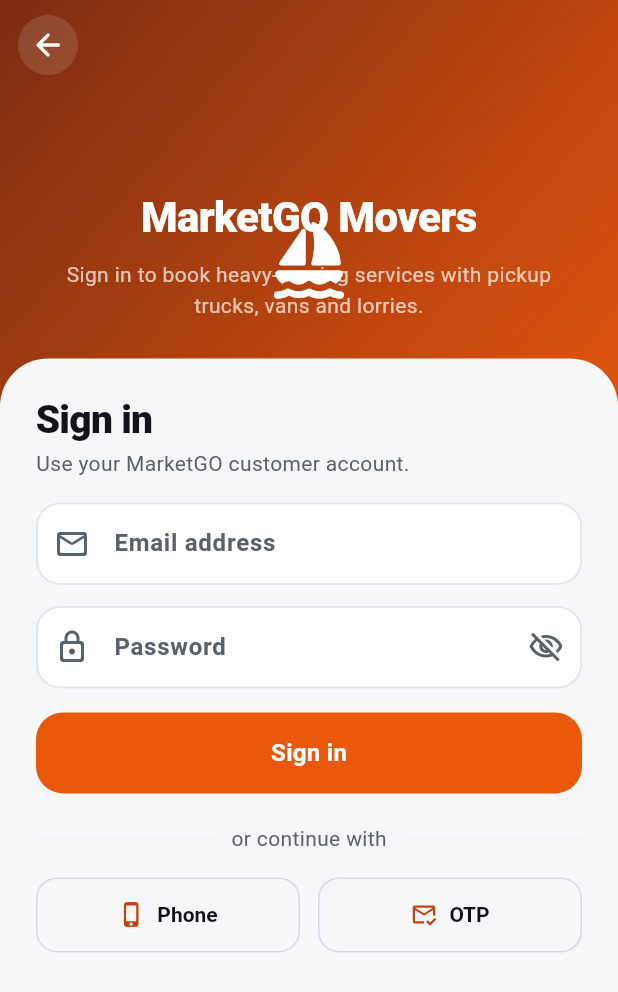
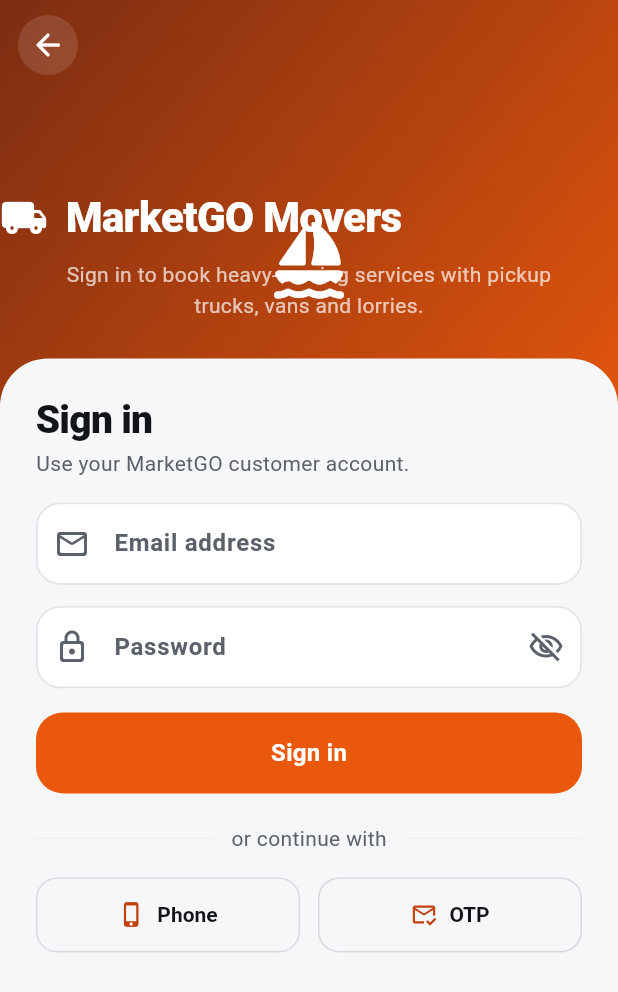
Before and after one commit to kodekrib/marketgo-movers, a Flutter app: the screen it shows after launch, item 2 of the bottom bar chosen, after a tap on "Sign in", on a phone screen of 412 x 824 dp. Shown: the top 992 px of the screen. Run offline on Flutter 3.47's test engine with Material 3 defaults, Android fonts, the phone set to English and light mode, and no system bars; our stand-ins replace flutter_map, google_maps_flutter, latlong2, shared_preferences, web, webview_flutter; missing offline and left inert: dart:js_interop; accounts and stored records are empty; network calls fail; Roboto replaces fonts that are missing (Helvetica Neue).

Commit message:
feat: fix app name overlapping icon with local_shipping_rounded + gap

```diff
--- a/lib/screens/login_screen.dart
+++ b/lib/screens/login_screen.dart
@@ -147,6 +147,11 @@
                         ),
                       ),
                       SizedBox(height: MediaQuery.of(context).size.height * 0.08),
+                      Row(
+                        children: [
+                          Icon(Icons.local_shipping_rounded,
+                              color: Colors.white, size: 32),
+                          const SizedBox(width: 12),
                           Text(
                             MoversApp.appName,
                             style: const TextStyle(
@@ -155,6 +160,8 @@
                               fontWeight: FontWeight.w800,
                               letterSpacing: -0.4,
                             ),
+                          ),
+                        ],
                       ),
                       const SizedBox(height: 8),
                       const Padding(
```
Lines whose indentation alone changed are shown as unchanged.
